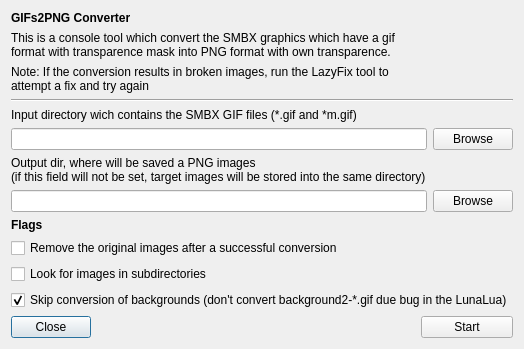
The window that Editor/tools/external_tools/gifs2png_gui.ui (WohlSoft/Moondust-Project) describes before a commit, drawn with Qt 5.
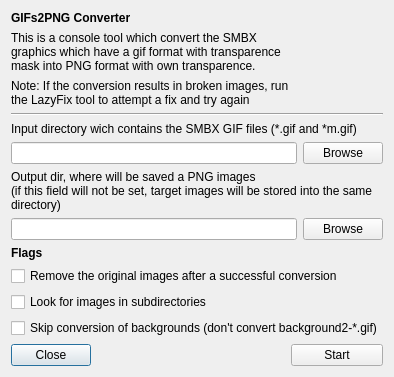
The same window after the commit. Icons and pictures are not drawn.

Commit message:
Editor: GIFs2PNG UI, Uncheck "skip bg2" flag by default
Also, remove the note about bug on LunaLua, it's no more actual.

Diff of the .ui file:
```diff
--- a/Editor/tools/external_tools/gifs2png_gui.ui
+++ b/Editor/tools/external_tools/gifs2png_gui.ui
@@ -195,10 +195,10 @@
    <item row="11" column="0" colspan="5">
     <widget class="QCheckBox" name="SkipBackgrounds">
      <property name="text">
-      <string>Skip conversion of backgrounds (don't convert background2-*.gif due bug in the LunaLua)</string>
+      <string>Skip conversion of backgrounds (don't convert background2-*.gif)</string>
      </property>
      <property name="checked">
-      <bool>true</bool>
+      <bool>false</bool>
      </property>
     </widget>
    </item>
```
The commit also changes 1 other file.
